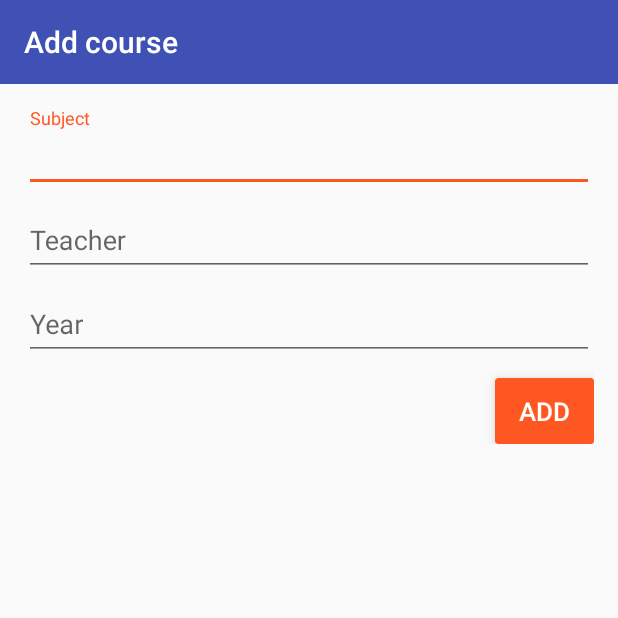
After one commit to luka-j/StudyGroup, an Android app: the AddCourseActivity screen opened directly, with no data from a screen before it, on a phone screen of 412 x 824 dp, the top half of it. The commit adds this screen. Run offline under Robolectric (Android 15) with nearby library versions, the phone set to English and light mode, and no system bars.

Commit message:
Dodao AddCourseActivity/Fragment

```diff
--- /dev/null
+++ b/src/main/java/rs/luka/android/studygroup/AddCourseActivity.java
@@ -0,0 +1,14 @@
+package rs.luka.android.studygroup;
+
+import android.support.v4.app.Fragment;
+
+/**
+ * Created by luka on 13.7.15..
+ */
+public class AddCourseActivity extends SingleFragmentActivity {
+
+    @Override
+    protected Fragment createFragment() {
+        return new AddCourseFragment();
+    }
+}
--- /dev/null
+++ b/src/main/java/rs/luka/android/studygroup/AddCourseFragment.java
@@ -0,0 +1,99 @@
+package rs.luka.android.studygroup;
+
+import android.os.Bundle;
+import android.support.design.widget.TextInputLayout;
+import android.support.v4.app.Fragment;
+import android.support.v4.app.NavUtils;
+import android.support.v7.app.AppCompatActivity;
+import android.support.v7.widget.CardView;
+import android.view.LayoutInflater;
+import android.view.MenuItem;
+import android.view.View;
+import android.view.ViewGroup;
+import android.widget.EditText;
+
+import rs.luka.android.studygroup.networkcontroller.Adder;
+
+/**
+ * Created by luka on 13.7.15..
+ */
+public class AddCourseFragment extends Fragment {
+
+    private EditText subject;
+    private TextInputLayout subjectTil;
+    private EditText teacher;
+    private TextInputLayout teacherTil;
+    private EditText year;
+    private TextInputLayout yearTil;
+    private CardView add;
+
+
+    public void onCreate(Bundle savedInstanceState) {
+        super.onCreate(savedInstanceState);
+        setHasOptionsMenu(true);
+    }
+
+    @Override
+    public View onCreateView(LayoutInflater inflater, ViewGroup container,
+                             Bundle savedInstanceState) {
+        View view = inflater.inflate(R.layout.fragment_add_course, container, false);
+
+        AppCompatActivity ac = (AppCompatActivity) getActivity();
+        if (NavUtils.getParentActivityIntent(ac) != null) {
+            ac.getSupportActionBar().setDisplayHomeAsUpEnabled(true); //because reasons
+        }
+
+        subject = (EditText) view.findViewById(R.id.add_course_name_input);
+        subjectTil = (TextInputLayout) view.findViewById(R.id.add_course_name_til);
+        teacher = (EditText) view.findViewById(R.id.add_course_prof_input);
+        teacherTil = (TextInputLayout) view.findViewById(R.id.add_course_prof_til);
+        year = (EditText) view.findViewById(R.id.add_course_year_input);
+        yearTil = (TextInputLayout) view.findViewById(R.id.add_course_year_til);
+        add = (CardView) view.findViewById(R.id.button_add);
+
+        add.setOnClickListener(new View.OnClickListener() {
+            @Override
+            public void onClick(View v) {
+                boolean error = false;
+                String subjectText = subject.getText().toString(),
+                        teacherText = teacher.getText().toString(),
+                        yearText = year.getText().toString();
+                if (subjectText.isEmpty()) {
+                    subjectTil.setError(getString(R.string.error_empty));
+                    error = true;
+                } else subjectTil.setError(null);
+                if (subjectText.length() > 128) {
+                    subjectTil.setError(getString(R.string.error_too_long));
+                    error = true;
+                } else subjectTil.setError(null);
+                if (teacherText.length() > 128) {
+                    teacherTil.setError(getString(R.string.error_too_long));
+                    error = true;
+                } else teacherTil.setError(null);
+                if (!yearText.isEmpty() && Integer.parseInt(yearText) > 255) {
+                    yearTil.setError(getString(R.string.error_number_too_large, getString(R.string.year)));
+                    error = true;
+                } else yearTil.setError(null);
+                if (!yearText.isEmpty() && Integer.parseInt(yearText) < 0) {
+                    yearTil.setError(getString(R.string.error_negative_number, getString(R.string.year)));
+                    error = true;
+                } else yearTil.setError(null);
+                if (!error) {
+                    Adder.addCourse(subjectText, teacherText, yearText);
+                    NavUtils.navigateUpFromSameTask(getActivity());
+                }
+            }
+        });
+        return view;
+    }
+
+    @Override
+    public boolean onOptionsItemSelected(MenuItem item) {
+        switch (item.getItemId()) {
+            case android.R.id.home:
+                NavUtils.navigateUpFromSameTask(getActivity());
+                return true;
+        }
+        return super.onOptionsItemSelected(item);
+    }
+}
--- a/src/main/java/rs/luka/android/studygroup/CourseFragment.java
+++ b/src/main/java/rs/luka/android/studygroup/CourseFragment.java
@@ -19,7 +19,7 @@ import android.widget.TextView;
 import java.util.List;
 import java.util.UUID;
 
-import rs.luka.android.studygroup.networkcontroller.CoursesManager;
+import rs.luka.android.studygroup.networkcontroller.Retriever;
 
 /**
  * Created by luka on 3.7.15..
@@ -107,7 +107,7 @@ public class CourseFragment extends Fragment {
     }
 
     public void updateUI() {
-        List<String> lessons = CoursesManager.getLessons(courseId);
+        List<String> lessons = Retriever.getLessons(courseId);
 
         if (adapter == null) {
             adapter = new LessonsAdapter(lessons);
--- a/src/main/java/rs/luka/android/studygroup/LessonActivity.java
+++ b/src/main/java/rs/luka/android/studygroup/LessonActivity.java
@@ -22,7 +22,7 @@ import java.util.UUID;
 import rs.luka.android.studygroup.google.SlidingTabLayout;
 import rs.luka.android.studygroup.model.Note;
 import rs.luka.android.studygroup.model.Question;
-import rs.luka.android.studygroup.networkcontroller.CoursesManager;
+import rs.luka.android.studygroup.networkcontroller.Retriever;
 
 /**
  * Created by luka on 5.7.15..
@@ -112,7 +112,7 @@ public class LessonActivity extends AppCompatActivity implements NoteListFragmen
 
     @Override
     public void onNoteSelected(Note note) {
-        List<Note> l = CoursesManager.getExistingNotes(courseId, lessonName);
+        List<Note> l = Retriever.getExistingNotes(courseId, lessonName);
         Intent i = new Intent(this, NotePagerActivity.class);
         //standardne implementacije (arraylist/linkedlist) su Serializable
         i.putExtra(EXTRA_LIST_NOTES, (Serializable) l);
@@ -122,7 +122,7 @@ public class LessonActivity extends AppCompatActivity implements NoteListFragmen
 
     @Override
     public void onQuestionSelected(Question question) {
-        List<Question> l = CoursesManager.getExistingQuestions(courseId, lessonName);
+        List<Question> l = Retriever.getExistingQuestions(courseId, lessonName);
         Intent i = new Intent(this, QuestionPagerActivity.class);
         //standardne implementacije (arraylist/linkedlist) su Serializable
         i.putExtra(EXTRA_LIST_QUESTIONS, (Serializable) l);
--- a/src/main/java/rs/luka/android/studygroup/NoteFragment.java
+++ b/src/main/java/rs/luka/android/studygroup/NoteFragment.java
@@ -12,7 +12,7 @@ import android.widget.ImageView;
 import android.widget.TextView;
 
 import rs.luka.android.studygroup.model.Note;
-import rs.luka.android.studygroup.networkcontroller.CoursesManager;
+import rs.luka.android.studygroup.networkcontroller.Retriever;
 
 /**
  * Created by luka on 12.7.15..
@@ -62,8 +62,8 @@ public class NoteFragment extends Fragment {
     private void updateUI() {
         text.setText(note.getText());
         if (note.getImageUrl() != null)
-            image.setImageBitmap(CoursesManager.getNoteImage(note.getId()));
-        history.setText(CoursesManager.getNoteHistory(note.getId(), getActivity()));
+            image.setImageBitmap(Retriever.getNoteImage(note.getId()));
+        history.setText(Retriever.getNoteHistory(note.getId(), getActivity()));
     }
 
     @Override
--- a/src/main/java/rs/luka/android/studygroup/NoteListFragment.java
+++ b/src/main/java/rs/luka/android/studygroup/NoteListFragment.java
@@ -18,7 +18,7 @@ import java.util.List;
 import java.util.UUID;
 
 import rs.luka.android.studygroup.model.Note;
-import rs.luka.android.studygroup.networkcontroller.CoursesManager;
+import rs.luka.android.studygroup.networkcontroller.Retriever;
 
 /**
  * Created by luka on 11.7.15..
@@ -89,7 +89,7 @@ public class NoteListFragment extends Fragment {
     }
 
     public void updateUI() {
-        List<Note> notes = CoursesManager.getNotes(courseId, lessonName);
+        List<Note> notes = Retriever.getNotes(courseId, lessonName);
 
         if (adapter == null) {
             adapter = new NotesAdapter(notes);
@@ -123,7 +123,7 @@ public class NoteListFragment extends Fragment {
             titleTextView.setText(note.getText());
             if (note.getImageUrl() != null) {
                 ImageView imgView = new ImageView(getActivity());
-                imgView.setImageBitmap(CoursesManager.getNoteImage(note.getId()));
+                imgView.setImageBitmap(Retriever.getNoteImage(note.getId()));
                 layout.addView(imgView, 0);
             }
         }
--- a/src/main/java/rs/luka/android/studygroup/QuestionFragment.java
+++ b/src/main/java/rs/luka/android/studygroup/QuestionFragment.java
@@ -12,7 +12,7 @@ import android.widget.ImageView;
 import android.widget.TextView;
 
 import rs.luka.android.studygroup.model.Question;
-import rs.luka.android.studygroup.networkcontroller.CoursesManager;
+import rs.luka.android.studygroup.networkcontroller.Retriever;
 
 /**
  * Created by luka on 12.7.15..
@@ -65,8 +65,8 @@ public class QuestionFragment extends Fragment {
         questionText.setText(question.getQuestion());
         answerText.setText(question.getAnswer());
         if (question.getAnswerImageUrl() != null)
-            image.setImageBitmap(CoursesManager.getQuestionImage(question.getId()));
-        history.setText(CoursesManager.getQuestionHistory(question.getId(), getActivity()));
+            image.setImageBitmap(Retriever.getQuestionImage(question.getId()));
+        history.setText(Retriever.getQuestionHistory(question.getId(), getActivity()));
     }
 
     @Override
--- a/src/main/java/rs/luka/android/studygroup/QuestionListFragment.java
+++ b/src/main/java/rs/luka/android/studygroup/QuestionListFragment.java
@@ -16,7 +16,7 @@ import java.util.List;
 import java.util.UUID;
 
 import rs.luka.android.studygroup.model.Question;
-import rs.luka.android.studygroup.networkcontroller.CoursesManager;
+import rs.luka.android.studygroup.networkcontroller.Retriever;
 
 /**
  * Created by luka on 11.7.15..
@@ -85,7 +85,7 @@ public class QuestionListFragment extends Fragment {
     }
 
     public void updateUI() {
-        List<Question> questions = CoursesManager.getQuestions(courseId, lessonName);
+        List<Question> questions = Retriever.getQuestions(courseId, lessonName);
 
         if (adapter == null) {
             adapter = new QuestionsAdapter(questions);
--- a/src/main/java/rs/luka/android/studygroup/networkcontroller/CoursesManager.java
+++ b/src/main/java/rs/luka/android/studygroup/networkcontroller/Retriever.java
@@ -18,7 +18,7 @@ import rs.luka.android.studygroup.model.Question;
 /**
  * Created by Luka on 7/2/2015.
  */
-public class CoursesManager {
+public class Retriever {
 
     private static List<Course> courses;
     private static Map<UUID, List<Note>> notes;
--- /dev/null
+++ b/src/main/res/layout/button_add.xml
@@ -0,0 +1,24 @@
+<?xml version="1.0" encoding="utf-8"?>
+<android.support.v7.widget.CardView xmlns:android="http://schemas.android.com/apk/res/android"
+    xmlns:card_view="http://schemas.android.com/apk/res-auto"
+    android:id="@+id/button_add"
+    android:layout_width="wrap_content"
+    android:layout_height="wrap_content"
+    card_view:cardBackgroundColor="?attr/colorAccent"
+    card_view:cardCornerRadius="@dimen/button_corner_radius"
+    card_view:cardElevation="@dimen/button_elevation">
+
+    <TextView
+        android:id="@+id/button_add_text"
+        android:layout_width="wrap_content"
+        android:layout_height="wrap_content"
+        android:fontFamily="sans-serif-medium"
+        android:paddingBottom="@dimen/button_text_padding_vertical"
+        android:paddingLeft="@dimen/button_text_padding_horizontal"
+        android:paddingRight="@dimen/button_text_padding_horizontal"
+        android:paddingTop="@dimen/button_text_padding_vertical"
+        android:text="@string/add"
+        android:textAllCaps="true"
+        android:textColor="@color/white"
+        android:textSize="@dimen/button_text_size" />
+</android.support.v7.widget.CardView>
--- a/src/main/res/layout/card_course.xml
+++ b/src/main/res/layout/card_course.xml
@@ -6,8 +6,7 @@
     android:layout_marginLeft="@dimen/card_margin_horizontal"
     android:layout_marginRight="@dimen/card_margin_horizontal"
     android:layout_marginTop="@dimen/card_margin_vertical"
-    android:background="?android:selectableItemBackground"
-    android:clickable="true">
+    android:background="?android:selectableItemBackground">
     <!--android:paddingBottom="@dimen/card_padding_vertical"
     android:paddingTop="@dimen/card_padding_vertical"
     android:paddingLeft="@dimen/card_padding_horizontal"
--- /dev/null
+++ b/src/main/res/layout/fragment_add_course.xml
@@ -0,0 +1,68 @@
+<?xml version="1.0" encoding="utf-8"?>
+<ScrollView xmlns:android="http://schemas.android.com/apk/res/android"
+    android:layout_width="match_parent"
+    android:layout_height="match_parent"
+    android:fillViewport="true">
+
+    <RelativeLayout
+        android:layout_width="match_parent"
+        android:layout_height="wrap_content"
+        android:paddingBottom="@dimen/layout_padding_vertical"
+        android:paddingLeft="@dimen/layout_padding_horizontal"
+        android:paddingRight="@dimen/layout_padding_horizontal"
+        android:paddingTop="@dimen/layout_padding_vertical">
+
+        <android.support.design.widget.TextInputLayout
+            android:id="@+id/add_course_name_til"
+            android:layout_width="match_parent"
+            android:layout_height="wrap_content">
+
+            <EditText
+                android:id="@+id/add_course_name_input"
+                android:layout_width="match_parent"
+                android:layout_height="wrap_content"
+                android:hint="@string/subject"
+                android:imeOptions="actionNext"
+                android:inputType="text" />
+        </android.support.design.widget.TextInputLayout>
+
+        <android.support.design.widget.TextInputLayout
+            android:id="@+id/add_course_prof_til"
+            android:layout_width="match_parent"
+            android:layout_height="wrap_content"
+            android:layout_below="@id/add_course_name_til">
+
+            <EditText
+                android:id="@+id/add_course_prof_input"
+                android:layout_width="match_parent"
+                android:layout_height="wrap_content"
+                android:hint="@string/teacher"
+                android:imeOptions="actionNext"
+                android:inputType="text" />
+        </android.support.design.widget.TextInputLayout>
+
+        <android.support.design.widget.TextInputLayout
+            android:id="@+id/add_course_year_til"
+            android:layout_width="match_parent"
+            android:layout_height="wrap_content"
+            android:layout_below="@id/add_course_prof_til">
+
+            <EditText
+                android:id="@+id/add_course_year_input"
+                android:layout_width="match_parent"
+                android:layout_height="wrap_content"
+                android:hint="@string/year"
+                android:imeOptions="actionDone"
+                android:inputType="number" />
+        </android.support.design.widget.TextInputLayout>
+
+        <include
+            layout="@layout/button_add"
+            android:layout_width="wrap_content"
+            android:layout_height="wrap_content"
+            android:layout_alignParentEnd="true"
+            android:layout_alignParentRight="true"
+            android:layout_below="@id/add_course_year_til"
+            android:layout_marginTop="@dimen/button_margin_top" />
+    </RelativeLayout>
+</ScrollView>
--- a/src/main/res/values/dimens.xml
+++ b/src/main/res/values/dimens.xml
@@ -1,8 +1,18 @@
 <resources>
+    <dimen name="layout_padding_horizontal">16dp</dimen>
+    <dimen name="layout_padding_vertical">16dp</dimen>
+
     <dimen name="fab_margin_right">30dp</dimen>
     <dimen name="fab_margin_bottom">30dp</dimen>
 
-    <dimen name="card_margin_horizontal">16dp</dimen>
+    <dimen name="button_corner_radius">2dp</dimen>
+    <dimen name="button_margin_top">12dp</dimen>
+    <dimen name="button_elevation">6dp</dimen>
+    <dimen name="button_text_padding_vertical">10dp</dimen>
+    <dimen name="button_text_padding_horizontal">16dp</dimen>
+    <dimen name="button_text_size">17sp</dimen>
+
+    <dimen name="card_margin_horizontal">@dimen/layout_padding_horizontal</dimen>
     <dimen name="card_margin_vertical">14dp</dimen>
 
     <dimen name="card_image_width">96dp</dimen>
@@ -22,12 +32,12 @@
     <dimen name="card_subtitle2_padding_vertical">3dp</dimen>
 
     <dimen name="list_item_padding_vertical">16dp</dimen>
-    <dimen name="list_item_padding_horizontal">@dimen/card_margin_horizontal</dimen>
+    <dimen name="list_item_padding_horizontal">@dimen/layout_padding_horizontal</dimen>
     <dimen name="list_item_text_size">16sp</dimen>
     <dimen name="question_text_padding_bottom">3dp</dimen>
 
+    <!--single item view -->
     <dimen name="siview_text_size">17sp</dimen>
-    <!--single item view -->
     <dimen name="siview_history_text_size">14sp</dimen>
     <dimen name="siview_history_padding_top">28dp</dimen>
     <dimen name="siview_margin_vertical">@dimen/card_margin_horizontal</dimen>
--- a/src/main/res/values/strings.xml
+++ b/src/main/res/values/strings.xml
@@ -1,13 +1,24 @@
 <resources>
-    <string name="app_name">StudyGroup</string>
+    <string name="app_name" translatable="false">StudyGroup</string>
     <string name="lessons_title">Lessons</string>
     <string name="details_title">Lesson details</string>
 
     <string name="action_settings">Settings</string>
 
-    <string name="year">Year %s</string>
+    <string name="year_no">Year %s</string>
     <string name="notes">Notes</string>
     <string name="questions">Questions</string>
 
     <string name="note_history">Last change by %1$s on %2$s</string>
+
+    <string name="add_course">Add course</string>
+    <string name="subject">Subject</string>
+    <string name="teacher">Teacher</string>
+    <string name="year">Year</string>
+    <string name="error_empty">Please fill in this field</string>
+    <string name="error_too_long">Submitted text is too long</string>
+    <string name="error_number_too_large">%s is too large, please insert smaller number</string>
+    <string name="error_negative_number">%s should be positive</string>
+
+    <string name="add">Add</string>
 </resources>
```
Also changed, not shown: src/main/AndroidManifest.xml (+7 -1 lines), src/main/java/rs/luka/android/studygroup/GroupFragment.java (+5 -5 lines), src/main/java/rs/luka/android/studygroup/model/Group.java (+3 -5 lines), src/main/java/rs/luka/android/studygroup/networkcontroller/Adder.java (added, +10 -0 lines), 1 other file.
